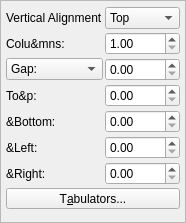
Above: scribus/ui/propertywidget_distancebase.ui from nitramr/scribus-indigo before the change. Below: the same form after it.
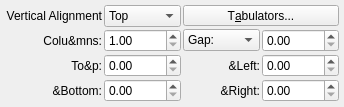
That is the form after the change. Custom widgets are drawn as their Qt base class.

```diff
--- a/scribus/ui/propertywidget_distancebase.ui
+++ b/scribus/ui/propertywidget_distancebase.ui
@@ -6,18 +6,21 @@
    <rect>
     <x>0</x>
     <y>0</y>
-    <width>186</width>
-    <height>223</height>
+    <width>344</width>
+    <height>107</height>
    </rect>
   </property>
   <property name="windowTitle">
    <string>Frame</string>
   </property>
   <property name="frameShape">
-   <enum>QFrame::StyledPanel</enum>
+   <enum>QFrame::Box</enum>
   </property>
   <property name="frameShadow">
-   <enum>QFrame::Raised</enum>
+   <enum>QFrame::Plain</enum>
+  </property>
+  <property name="lineWidth">
+   <number>0</number>
   </property>
   <layout class="QGridLayout" name="gridLayout">
    <property name="leftMargin">
@@ -35,40 +38,69 @@
    <property name="spacing">
     <number>2</number>
    </property>
-   <item row="0" column="0">
-    <widget class="QLabel" name="verticalAlignLabel">
+   <item row="6" column="2">
+    <widget class="QLabel" name="rightLabel">
      <property name="text">
-      <string>Vertical Alignment</string>
+      <string>&amp;Right:</string>
      </property>
+     <property name="alignment">
+      <set>Qt::AlignRight|Qt::AlignTrailing|Qt::AlignVCenter</set>
+     </property>
     </widget>
    </item>
-   <item row="0" column="1">
-    <widget class="QComboBox" name="verticalAlign">
-     <item>
+   <item row="6" column="0">
+    <widget class="QLabel" name="bottomLabel">
       <property name="text">
-       <string>Top</string>
-      </property>
-     </item>
-     <item>
+      <string>&amp;Bottom:</string>
+     </property>
+     <property name="alignment">
+      <set>Qt::AlignRight|Qt::AlignTrailing|Qt::AlignVCenter</set>
+     </property>
+    </widget>
+   </item>
+   <item row="5" column="2">
+    <widget class="QLabel" name="leftLabel">
       <property name="text">
-       <string>Middle</string>
-      </property>
-     </item>
-     <item>
+      <string>&amp;Left:</string>
+     </property>
+     <property name="alignment">
+      <set>Qt::AlignRight|Qt::AlignTrailing|Qt::AlignVCenter</set>
+     </property>
+    </widget>
+   </item>
+   <item row="5" column="0">
+    <widget class="QLabel" name="topLabel">
       <property name="text">
-       <string>Bottom</string>
-      </property>
-     </item>
+      <string>To&amp;p:</string>
+     </property>
+     <property name="alignment">
+      <set>Qt::AlignRight|Qt::AlignTrailing|Qt::AlignVCenter</set>
+     </property>
     </widget>
    </item>
-   <item row="1" column="0">
+   <item row="5" column="3">
+    <widget class="ScrSpinBox" name="leftDistance"/>
+   </item>
+   <item row="6" column="3">
+    <widget class="ScrSpinBox" name="rightDistance"/>
+   </item>
+   <item row="6" column="1">
+    <widget class="ScrSpinBox" name="bottomDistance"/>
+   </item>
+   <item row="5" column="1">
+    <widget class="ScrSpinBox" name="topDistance"/>
+   </item>
+   <item row="3" column="0">
     <widget class="QLabel" name="columnsLabel">
      <property name="text">
       <string>Colu&amp;mns:</string>
      </property>
+     <property name="alignment">
+      <set>Qt::AlignRight|Qt::AlignTrailing|Qt::AlignVCenter</set>
+     </property>
     </widget>
    </item>
-   <item row="1" column="1">
+   <item row="3" column="1">
     <widget class="ScrSpinBox" name="columns">
      <property name="minimum">
       <double>1.000000000000000</double>
@@ -78,7 +110,7 @@
      </property>
     </widget>
    </item>
-   <item row="2" column="0">
+   <item row="3" column="2">
     <widget class="ScComboBox" name="columnGapLabel">
      <item>
       <property name="text">
@@ -92,50 +124,39 @@
      </item>
     </widget>
    </item>
-   <item row="2" column="1">
+   <item row="3" column="3">
     <widget class="ScrSpinBox" name="columnGap"/>
    </item>
-   <item row="3" column="0">
-    <widget class="QLabel" name="topLabel">
+   <item row="1" column="0">
+    <widget class="QLabel" name="verticalAlignLabel">
      <property name="text">
-      <string>To&amp;p:</string>
+      <string>Vertical Alignment</string>
      </property>
+     <property name="alignment">
+      <set>Qt::AlignRight|Qt::AlignTrailing|Qt::AlignVCenter</set>
+     </property>
     </widget>
    </item>
-   <item row="3" column="1">
-    <widget class="ScrSpinBox" name="topDistance"/>
-   </item>
-   <item row="4" column="0">
-    <widget class="QLabel" name="bottomLabel">
+   <item row="1" column="1">
+    <widget class="QComboBox" name="verticalAlign">
+     <item>
      <property name="text">
-      <string>&amp;Bottom:</string>
-     </property>
-    </widget>
-   </item>
-   <item row="4" column="1">
-    <widget class="ScrSpinBox" name="bottomDistance"/>
-   </item>
-   <item row="5" column="0">
-    <widget class="QLabel" name="leftLabel">
+       <string>Top</string>
+      </property>
+     </item>
+     <item>
      <property name="text">
-      <string>&amp;Left:</string>
-     </property>
-    </widget>
-   </item>
-   <item row="5" column="1">
-    <widget class="ScrSpinBox" name="leftDistance"/>
-   </item>
-   <item row="6" column="0">
-    <widget class="QLabel" name="rightLabel">
+       <string>Middle</string>
+      </property>
+     </item>
+     <item>
      <property name="text">
-      <string>&amp;Right:</string>
-     </property>
+       <string>Bottom</string>
+      </property>
+     </item>
     </widget>
    </item>
-   <item row="6" column="1">
-    <widget class="ScrSpinBox" name="rightDistance"/>
-   </item>
-   <item row="7" column="0" colspan="2">
+   <item row="1" column="2" colspan="2">
     <widget class="QToolButton" name="tabsButton">
      <property name="sizePolicy">
       <sizepolicy hsizetype="MinimumExpanding" vsizetype="Fixed">
```
Lines whose indentation alone changed are shown as unchanged.
